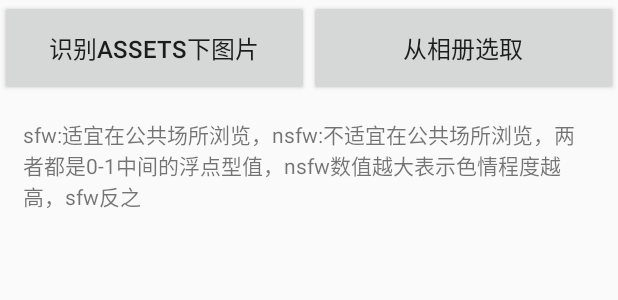
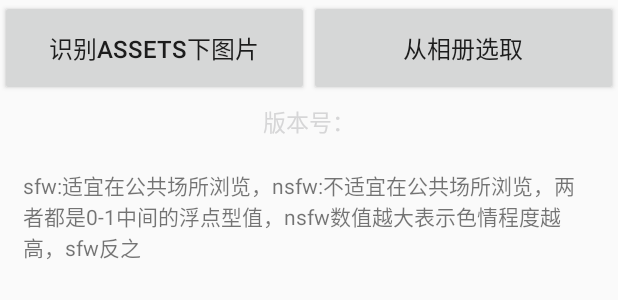
Before and after one commit to devzwy/open_nsfw_android, an Android app: the layout activity_main.xml on its own in the app's theme, with its tools: preview values and no code run, on a phone screen of 412 x 824 dp. Shown: the top 300 px of the screen. Run offline under Robolectric (Android 15) with nearby library versions, the phone set to English and light mode, and no system bars; network calls fail.

Commit message:
更新demo

```diff
--- a/app/build.gradle
+++ b/app/build.gradle
@@ -42,6 +42,6 @@ dependencies {
 
     implementation 'com.github.CymChad:BaseRecyclerViewAdapterHelper:2.9.30'
     implementation 'com.github.LuckSiege.PictureSelector:picture_library:v2.2.3'
-//    implementation project(path: ':nsfw')
-    implementation 'com.github.devzwy:open_nsfw_android:1.2.5'
+    implementation project(path: ':nsfw')
+//    implementation 'com.github.devzwy:open_nsfw_android:1.2.5'
 }
--- a/app/src/main/java/com/example/open_nsfw_android/MainActivity.kt
+++ b/app/src/main/java/com/example/open_nsfw_android/MainActivity.kt
@@ -1,6 +1,8 @@
 package com.example.open_nsfw_android
 
+import android.annotation.SuppressLint
 import android.content.Intent
+import android.content.pm.PackageManager
 import android.graphics.BitmapFactory
 import android.os.Bundle
 import android.support.v7.app.AppCompatActivity
@@ -22,12 +24,14 @@ class MainActivity : AppCompatActivity(), View.OnClickListener {
     var listData: ArrayList<MyNsfwBean> = ArrayList<MyNsfwBean>()
     var selectList: List<LocalMedia>? = null
 
+    @SuppressLint("SetTextI18n")
     override fun onCreate(savedInstanceState: Bundle?) {
         super.onCreate(savedInstanceState)
         setContentView(R.layout.activity_main)
         initNsfwHelper()
         initAdapter()
         initClickListener()
+        tv_version.text = "当前版本：${this.packageManager.getPackageInfo(packageName, 0).versionName}"
     }
 
     override fun onClick(v: View) {
--- a/app/src/main/res/layout/activity_main.xml
+++ b/app/src/main/res/layout/activity_main.xml
@@ -24,6 +24,14 @@
                 android:padding="20dp"
                 android:text="从相册选取"/>
     </LinearLayout>
+    <TextView android:layout_width="match_parent" android:layout_height="wrap_content"
+              android:gravity="center"
+              android:id="@+id/tv_version"
+              android:textSize="15sp"
+              android:textColor="@color/blue"
+              android:padding="5dp"
+              android:text="版本号："/>
+
     <TextView android:layout_width="wrap_content" android:layout_height="wrap_content"
               android:text="sfw:适宜在公共场所浏览，nsfw:不适宜在公共场所浏览，两者都是0-1中间的浮点型值，nsfw数值越大表示色情程度越高，sfw反之"
               android:padding="15dp"
--- a/build.gradle
+++ b/build.gradle
@@ -8,7 +8,7 @@ buildscript {
 
     }
     dependencies {
-        classpath 'com.android.tools.build:gradle:3.4.0'
+        classpath 'com.android.tools.build:gradle:3.4.1'
         classpath "org.jetbrains.kotlin:kotlin-gradle-plugin:$kotlin_version"
         // NOTE: Do not place your application dependencies here; they belong
         // in the individual module build.gradle files
```
